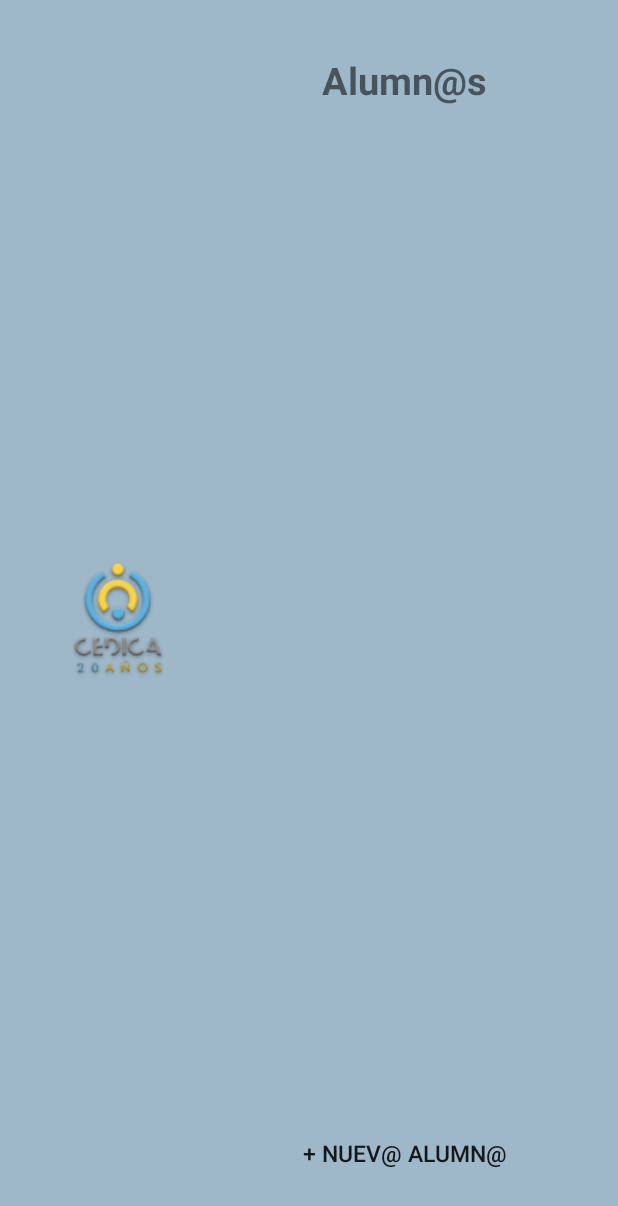
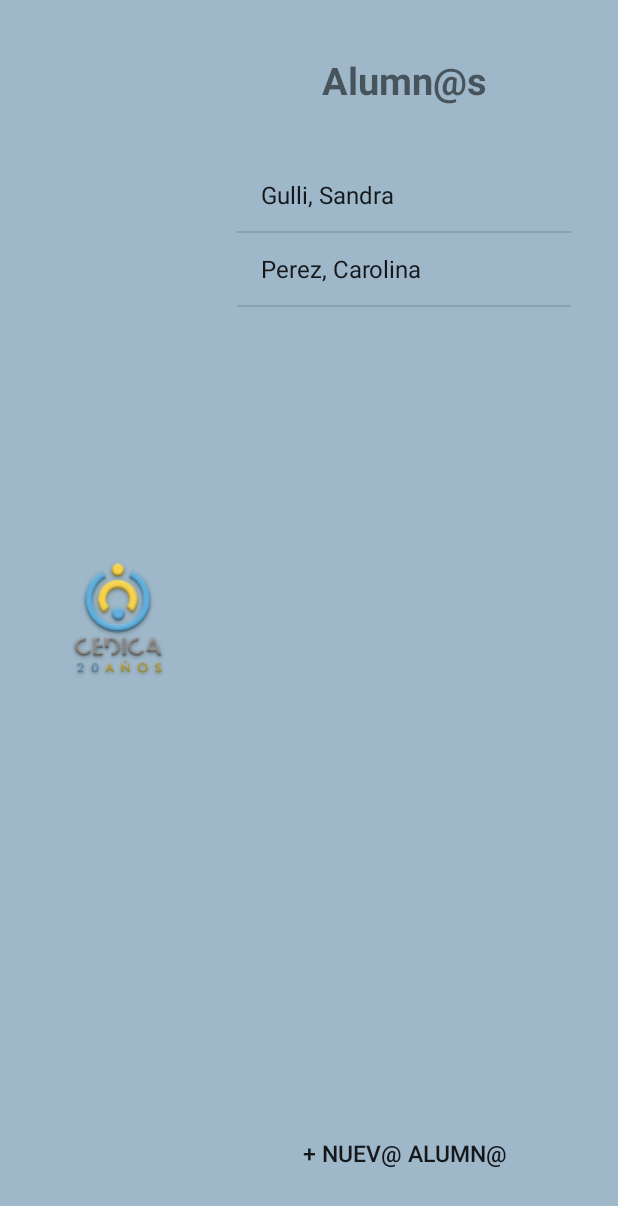
Before and after one commit to carolina46/HermesChild, an Android app: the screen it shows after launch (HermesActivity), on a phone screen of 412 x 824 dp. Shown: the top 1206 px of the screen. Run offline under Robolectric (Android 15) with nearby library versions, the light colour scheme and no system bars; 1 statement that could not run was skipped.

Commit message:
Lista de alumnos obtenida de la bd

```diff
--- a/HermesPerezMunoa/app/src/main/java/com/laboratorio/hermesperezmunoa/BD.java
+++ /dev/null
@@ -1,35 +0,0 @@
-package com.laboratorio.hermesperezmunoa;
-
-import android.content.Context;
-import android.database.sqlite.SQLiteDatabase;
-import android.database.sqlite.SQLiteOpenHelper;
-
-
-public class BD extends SQLiteOpenHelper {
-
-    public BD(Context context, String name, SQLiteDatabase.CursorFactory factory, int version) {
-        super(context, name, factory, version);
-    }
-
-    @Override
-    public void onCreate(SQLiteDatabase db) {
-        db.execSQL("create table chico (id_chico int primary key,nombre text, apellido text, sexo bool, tamPictograma int, pista bool, establo bool, necesidades bool, emociones bool)");
-        db.execSQL("create table configuracion (ip int, puerto int)");
-        db.execSQL("create table pictogramaChico (id_chico int, id_pictograma int)");
-
-        db.execSQL("create table pictograma (id_pictograma int primary key, nombre text, carpeta text)");
-
-        db.execSQL("insert into pictograma (nombre, carpeta) values ('casco', 'pista')");
-
-        db.execSQL("insert into chico (nombre, apellido, sexo, tamPictograma, pista, establo, necesidades, emociones) values ('Sandra', 'Gulli', false, 3, false,false,false,false)");
-        db.execSQL("insert into chico (nombre, apellido, sexo, tamPictograma, pista, establo, necesidades, emociones) values ('Carolina', 'Perez', false, 3, false,false,false,false)");
-
-
-
-    }
-
-    @Override
-    public void onUpgrade(SQLiteDatabase db, int oldVersion, int newVersion) {
-
-    }
-}
--- /dev/null
+++ b/HermesPerezMunoa/app/src/main/java/com/laboratorio/hermesperezmunoa/DataBaseManager.java
@@ -0,0 +1,71 @@
+package com.laboratorio.hermesperezmunoa;
+
+import android.content.Context;
+import android.database.Cursor;
+import android.database.sqlite.SQLiteDatabase;
+import android.database.sqlite.SQLiteOpenHelper;
+
+import java.util.ArrayList;
+import java.util.List;
+
+/**
+ * Created by Carolina on 25/01/2016.
+ */
+public class DataBaseManager {
+
+    private DataBaseHelper helper;
+    private SQLiteDatabase db;
+
+    public DataBaseManager(Context context) {
+        helper = new DataBaseHelper(context);
+
+    }
+
+    public List<Child> listChild(){
+        db = helper.getWritableDatabase();
+
+        List<Child> aux = new ArrayList<Child>();
+
+        Cursor chicos = db.rawQuery("select nombre,apellido,id_chico from chico", null);
+        if (chicos.moveToFirst()) {
+            do {
+                aux.add(new Child(chicos.getString(0), chicos.getString(1), Integer.parseInt(chicos.getString(2))));
+            }while (chicos.moveToNext());
+        }
+        chicos.close();
+        db.close();
+        return aux;
+    }
+
+
+
+
+
+
+            public class DataBaseHelper extends SQLiteOpenHelper {
+
+                private static final String DB_NAME = "comunicadorChild";
+                private static final int DB_VERSION = 1;
+
+                public DataBaseHelper(Context context) {super(context, DB_NAME, null, DB_VERSION);}
+
+                @Override
+                public void onCreate(SQLiteDatabase db) {
+                    db.execSQL("create table chico (id_chico Integer primary key autoincrement,nombre text, apellido text, sexo bool, tamPictograma int, pista bool, establo bool, necesidades bool, emociones bool)");
+                    db.execSQL("create table pictograma (id_pictograma Integer primary key autoincrement, nombre text, carpeta text)");
+                    db.execSQL("create table pictogramaChico (id_pictograma Integer primary key autoincrement, id_chico Integer, id_pictograma Integer)");
+                    db.execSQL("create table configuracion (ip int, puerto int)");
+
+                    //CARGA INICIAL DE TODOS LOS PICTOGRAMAS
+                    db.execSQL("insert into pictograma (nombre, carpeta) values ('casco', 'pista')");
+
+                    //EJEMPLO DE NINO
+                    db.execSQL("insert into chico (nombre, apellido ) values ('Sandra', 'Gulli')");
+                    db.execSQL("insert into chico (nombre, apellido) values ('Carolina', 'Perez')");
+                }
+
+                @Override
+                public void onUpgrade(SQLiteDatabase db, int oldVersion, int newVersion) { }
+            }
+
+}
--- a/HermesPerezMunoa/app/src/main/java/com/laboratorio/hermesperezmunoa/HermesActivity.java
+++ b/HermesPerezMunoa/app/src/main/java/com/laboratorio/hermesperezmunoa/HermesActivity.java
@@ -1,8 +1,6 @@
 package com.laboratorio.hermesperezmunoa;
 
 import android.content.Intent;
-import android.database.Cursor;
-import android.database.sqlite.SQLiteDatabase;
 import android.os.Bundle;
 import android.support.v7.app.AppCompatActivity;
 import android.view.View;
@@ -55,33 +53,7 @@ public class HermesActivity extends AppCompatActivity {
     }
 
     private void cargarNinos(){
-
-        BD db = new BD(this, "comunicador", null, 1);
-        SQLiteDatabase bd = db.getWritableDatabase();
-
-        Cursor chicos = bd.rawQuery("select nombre,apellido, id_chico from chico", null);
-        if (chicos.moveToFirst()) {
-            childList.add(new Child(chicos.getString(0), chicos.getString(1), Integer.parseInt(chicos.getString(2))));
-        }
-        bd.close();
-
-
-
-
-
-
-
-/*
-
-        childList.add(new Child ("Laura", "Aguirre"));
-        childList.add(new Child ("Angel", "Akike"));
-        childList.add(new Child ("Sandra", "Gulli"));
-        childList.add(new Child ("Diego", "Maradona"));
-        childList.add(new Child("Clara", "Marrero"));
-        childList.add(new Child ("Maria", "Ramirez"));
-        childList.add(new Child("Claudia", "Panazzi"));
-        childList.add(new Child ("Martin", "Paz"));
-        childList.add(new Child ("Marcos", "Perez"));
-        childList.add(new Child ("Harry", "Potter"));*/
+        DataBaseManager DBmanager = new DataBaseManager(this);
+        childList= DBmanager.listChild();
     }
 }
```
